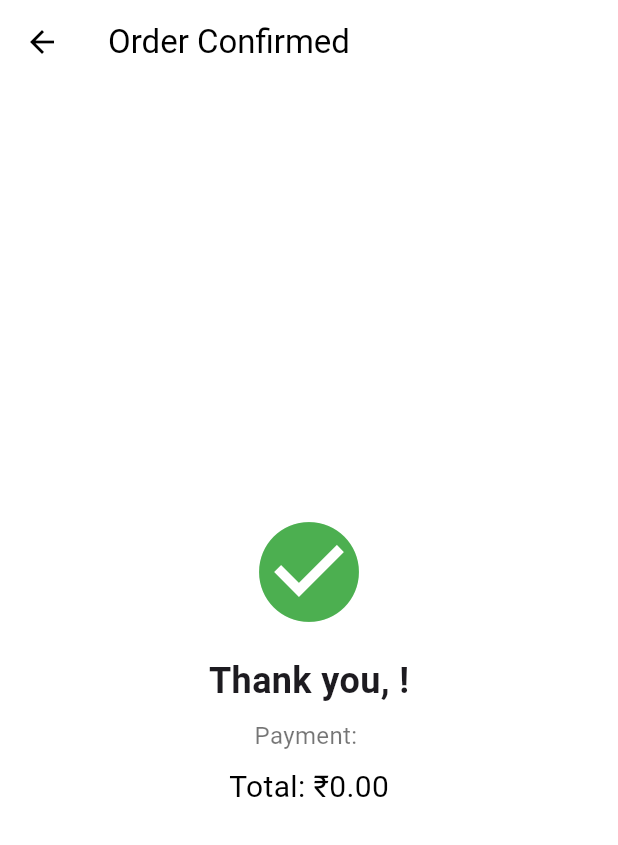
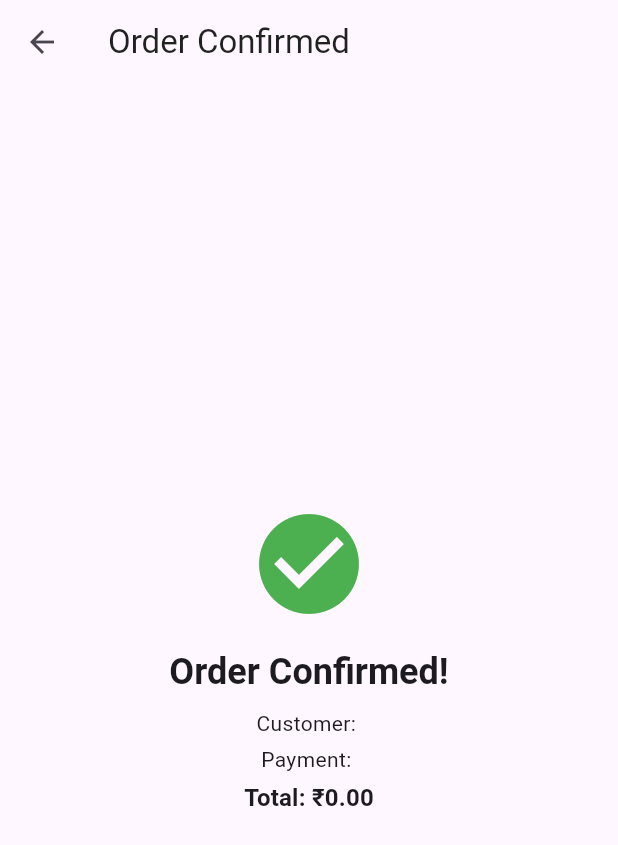
Before and after one commit to balacg/heymachidev, a Flutter app: the OrderConfirmationScreen screen opened directly with empty values, on a phone screen of 412 x 824 dp. Shown: the top 845 px of the screen. Run offline on Flutter 3.47's test engine with Material 3 defaults, Android fonts, the light colour scheme and no system bars; accounts and stored records are empty; network calls fail.

Commit message:
phase 1 - fixes 1

```diff
--- a/frontend/lib/screens/billing/order_confirmation_screen.dart
+++ b/frontend/lib/screens/billing/order_confirmation_screen.dart
@@ -1,6 +1,7 @@
 // lib/screens/billing/order_confirmation_screen.dart
 
 import 'package:flutter/material.dart';
+import 'package:intl/intl.dart';
 import '../../models/customer.dart';
 
 class OrderConfirmationScreen extends StatelessWidget {
@@ -17,16 +18,19 @@ class OrderConfirmationScreen extends StatelessWidget {
 
   @override
   Widget build(BuildContext context) {
+    final theme = Theme.of(context);
+    final formatter = NumberFormat('#,##0.00', 'en_IN');
+
     return Scaffold(
-      backgroundColor: Colors.white,
+      backgroundColor: theme.scaffoldBackgroundColor,
       appBar: AppBar(
         title: const Text('Order Confirmed'),
-        backgroundColor: Colors.white,
-        foregroundColor: Colors.black,
+        backgroundColor: theme.scaffoldBackgroundColor,
+        foregroundColor: theme.iconTheme.color,
         leading: IconButton(
           icon: const Icon(Icons.arrow_back),
-          onPressed: () =>
-              Navigator.pushNamedAndRemoveUntil(context, '/dashboard', (r) => false),
+          onPressed: () => Navigator.pushNamedAndRemoveUntil(
+              context, '/dashboard', (r) => false),
         ),
       ),
       body: Center(
@@ -36,19 +40,25 @@ class OrderConfirmationScreen extends StatelessWidget {
             const Icon(Icons.check_circle, size: 80, color: Colors.green),
             const SizedBox(height: 16),
             Text(
-              'Thank you, ${customer.name}!',
-              style:
-                  const TextStyle(fontSize: 24, fontWeight: FontWeight.bold),
+              'Order Confirmed!',
+              style: theme.textTheme.headlineSmall!
+                  .copyWith(fontWeight: FontWeight.bold),
             ),
             const SizedBox(height: 8),
             Text(
+              'Customer: ${customer.name}',
+              style: theme.textTheme.bodyMedium,
+            ),
+            const SizedBox(height: 4),
+            Text(
               'Payment: $paymentMode',
-              style: const TextStyle(fontSize: 16, color: Colors.black54),
+              style: theme.textTheme.bodyMedium,
             ),
-            const SizedBox(height: 8),
+            const SizedBox(height: 4),
             Text(
-              'Total: ₹${totalAmount.toStringAsFixed(2)}',
-              style: const TextStyle(fontSize: 20, color: Colors.black),
+              'Total: ₹${formatter.format(totalAmount)}',
+              style: theme.textTheme.titleMedium!
+                  .copyWith(fontWeight: FontWeight.bold),
             ),
           ],
         ),
--- a/frontend/pubspec.yaml
+++ b/frontend/pubspec.yaml
@@ -12,6 +12,7 @@ dependencies:
   http: ^0.13.6
   uuid: ^3.0.6
   cupertino_icons: ^1.0.2
+  intl: ^0.18.1
 
 dev_dependencies:
   flutter_test:
```
Also changed, not shown: frontend/lib/screens/billing/cart_page.dart (+20 -20 lines), frontend/lib/screens/billing/final_billing_page.dart (+22 -34 lines), frontend/lib/screens/billing/item_catalog_page.dart (+52 -34 lines), 2 other files.
